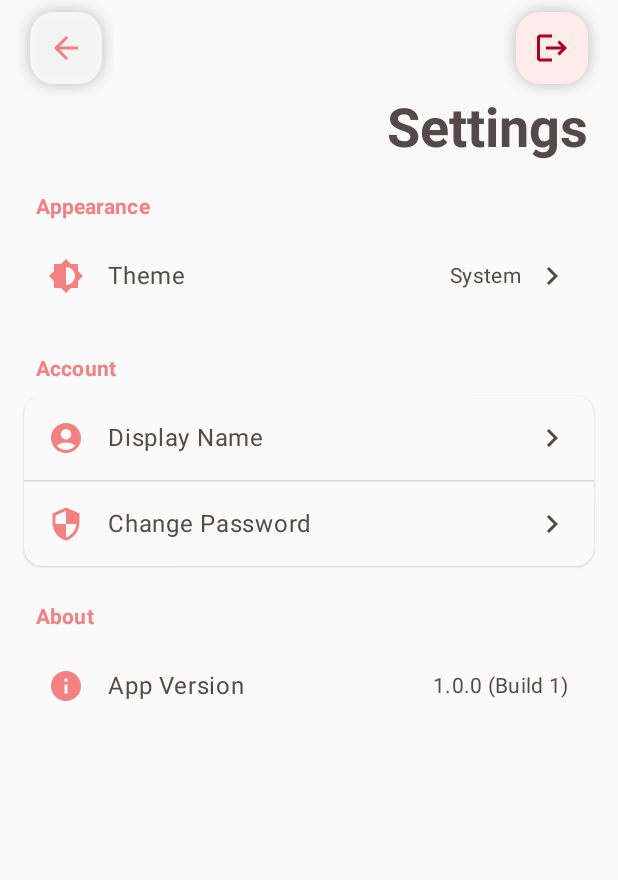
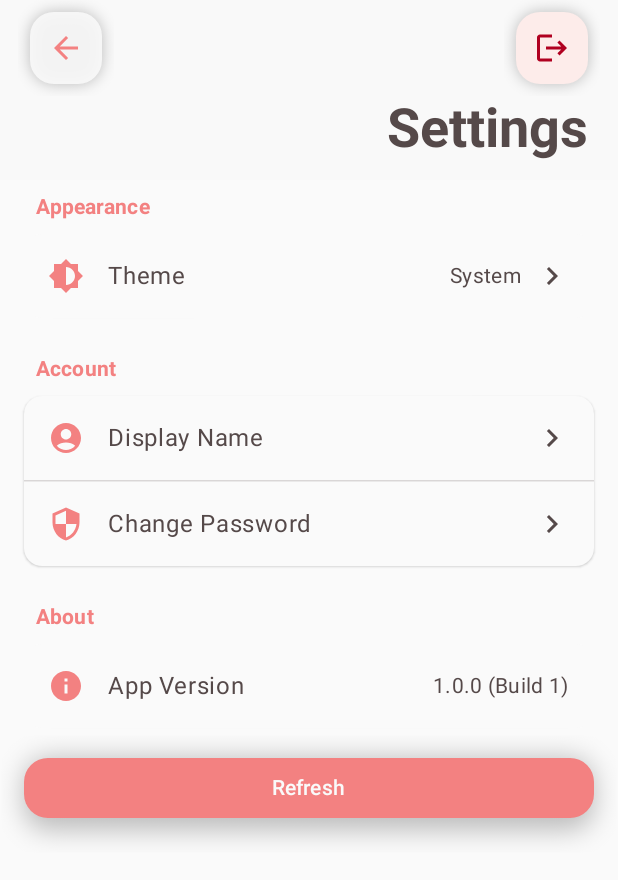
Before and after one commit to TeamAegis/Polaris, an Android app built with Jetpack Compose: the composable SettingsScreenImpl shown on its own in the app's theme, on a phone screen of 412 x 824 dp. Shown: the top 880 px of the screen. Run offline under Robolectric (Android 15) with nearby library versions, the phone set to English and light mode, and no system bars; our stand-ins replace Material 3 Expressive styles (plain Material 3 is drawn); libraries missing offline, so code that uses them is left out: io.github.jan.supabase; 9 statements that could not run were skipped.

Commit message:
fix: quest refresh

```diff
--- a/app/src/main/java/appcup/uom/polaris/core/presentation/map/MapState.kt
+++ b/app/src/main/java/appcup/uom/polaris/core/presentation/map/MapState.kt
@@ -22,7 +22,6 @@ data class MapState(
     val isAnimatingCamera: Boolean = false,
     val bearing: Float = 0f,
 
-
     val currentLocation: Waypoint = Waypoint(),
     val currentMarkerState: MarkerState = MarkerState(),
     val currentCameraPositionState: CameraPositionState = CameraPositionState().apply {
@@ -32,11 +31,9 @@ data class MapState(
         )
     },
 
-
     val allMyWaypoints: List<PersonalWaypoint> = emptyList(),
     val publicWaypoints: List<PublicWaypoint> = emptyList(),
     val discoveredPublicWaypoints: List<PublicWaypoint> = emptyList(),
-
 
     val shouldShowStartJourneyDialog: Boolean = false,
     val startableJourneys: List<Journey> = emptyList(),
--- a/app/src/main/java/appcup/uom/polaris/core/presentation/more/MoreActions.kt
+++ b/app/src/main/java/appcup/uom/polaris/core/presentation/more/MoreActions.kt
@@ -5,7 +5,4 @@ sealed interface MoreActions {
     object OnChatClicked : MoreActions
 
     data class OnBottomSheetVisibilityChanged(val visibility: Boolean) : MoreActions
-
-    object OnRefreshList: MoreActions
-
 }
--- a/app/src/main/java/appcup/uom/polaris/core/presentation/settings/SettingsAction.kt
+++ b/app/src/main/java/appcup/uom/polaris/core/presentation/settings/SettingsAction.kt
@@ -8,4 +8,7 @@ sealed interface SettingsAction {
     data class OnThemeBottomSheetToggled(val show: Boolean) : SettingsAction
     object OnChangeDisplayNameClicked : SettingsAction
     object OnChangePasswordClicked : SettingsAction
+
+    object OnRefreshList : SettingsAction
+
 }
--- a/app/src/main/java/appcup/uom/polaris/core/presentation/settings/SettingsScreen.kt
+++ b/app/src/main/java/appcup/uom/polaris/core/presentation/settings/SettingsScreen.kt
@@ -12,6 +12,7 @@ import androidx.compose.foundation.layout.height
 import androidx.compose.foundation.layout.padding
 import androidx.compose.foundation.layout.width
 import androidx.compose.foundation.rememberScrollState
+import androidx.compose.foundation.shape.RoundedCornerShape
 import androidx.compose.foundation.verticalScroll
 import androidx.compose.material.icons.Icons
 import androidx.compose.material.icons.automirrored.filled.ArrowBack
@@ -24,7 +25,9 @@ import androidx.compose.material.icons.filled.Done
 import androidx.compose.material.icons.filled.Info
 import androidx.compose.material.icons.filled.LightMode
 import androidx.compose.material.icons.filled.Security
+import androidx.compose.material3.Button
 import androidx.compose.material3.CardDefaults
+import androidx.compose.material3.CircularProgressIndicator
 import androidx.compose.material3.ElevatedCard
 import androidx.compose.material3.ExperimentalMaterial3Api
 import androidx.compose.material3.HorizontalDivider
@@ -43,6 +46,7 @@ import androidx.compose.runtime.getValue
 import androidx.compose.runtime.rememberCoroutineScope
 import androidx.compose.ui.Alignment
 import androidx.compose.ui.Modifier
+import androidx.compose.ui.draw.clip
 import androidx.compose.ui.graphics.vector.ImageVector
 import androidx.compose.ui.input.nestedscroll.nestedScroll
 import androidx.compose.ui.text.font.FontWeight
@@ -50,6 +54,7 @@ import androidx.compose.ui.unit.dp
 import androidx.lifecycle.compose.collectAsStateWithLifecycle
 import appcup.uom.polaris.core.presentation.components.PolarisIconButton
 import appcup.uom.polaris.core.presentation.components.PolarisLargeTopAppBar
+import appcup.uom.polaris.core.presentation.components.polarisDropShadow
 import appcup.uom.polaris.features.auth.presentation.components.LoadingOverlay
 import kotlinx.coroutines.flow.collectLatest
 import kotlinx.coroutines.launch
@@ -266,11 +271,36 @@ fun SettingsScreenImpl(
             }
 
             Spacer(modifier = Modifier.height(16.dp))
+            Button(
+                onClick = {
+                    onAction(SettingsAction.OnRefreshList)
+                }, modifier = Modifier
+                    .fillMaxWidth()
+                    .polarisDropShadow()
+                    .clip(RoundedCornerShape(16.dp)),
+                shape = RoundedCornerShape(16.dp)
+            ) {
+                if (state.isRefreshingQuestList) {
+                    Text(text = "Refreshing...")
+                    Spacer(modifier = Modifier.width(16.dp))
+                    CircularProgressIndicator(
+                        color = MaterialTheme.colorScheme.onPrimary,
+                        modifier = Modifier
+                            .height(16.dp)
+                            .width(16.dp),
+                        strokeWidth = 2.dp,
+                    )
+                } else {
+                    Text(text = "Refresh")
+                }
+
+            }
+            Spacer(modifier = Modifier.height(16.dp))
         }
     }
 
 
-    LoadingOverlay(isLoading = state.isLoading)
+    LoadingOverlay(isLoading = state.isLoading || state.isRefreshingQuestList)
 }
 
 @Composable
--- a/app/src/main/java/appcup/uom/polaris/core/presentation/settings/SettingsState.kt
+++ b/app/src/main/java/appcup/uom/polaris/core/presentation/settings/SettingsState.kt
@@ -4,7 +4,8 @@ data class SettingsState(
     val theme: AppTheme = AppTheme.System,
     val isThemeBottomSheetVisible: Boolean = false,
     val isLoading: Boolean = false,
-    val isReauthenticationNonceSent: Boolean = false
+    val isReauthenticationNonceSent: Boolean = false,
+    val isRefreshingQuestList: Boolean = false,
 )
 
 enum class AppTheme {
```
Also changed, not shown: app/src/main/java/appcup/uom/polaris/core/di/AppModule.kt (+5 -7 lines), app/src/main/java/appcup/uom/polaris/core/presentation/components/TrackingWaypointCard.kt (+30 -1 lines), app/src/main/java/appcup/uom/polaris/core/presentation/map/MapViewModel.kt (+11 -5 lines), app/src/main/java/appcup/uom/polaris/core/presentation/more/MoreViewModel.kt (+6 -11 lines), app/src/main/java/appcup/uom/polaris/core/presentation/settings/SettingsViewModel.kt (+19 -1 lines), app/src/main/java/appcup/uom/polaris/features/polaris/domain/Waypoint.kt (+2 -6 lines).
